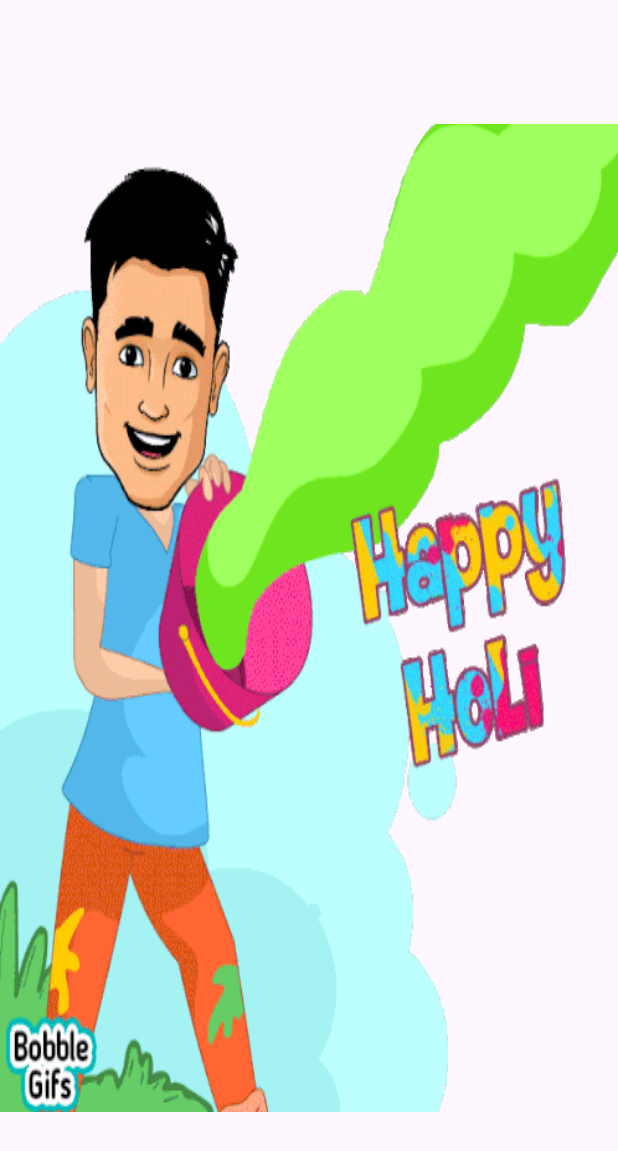
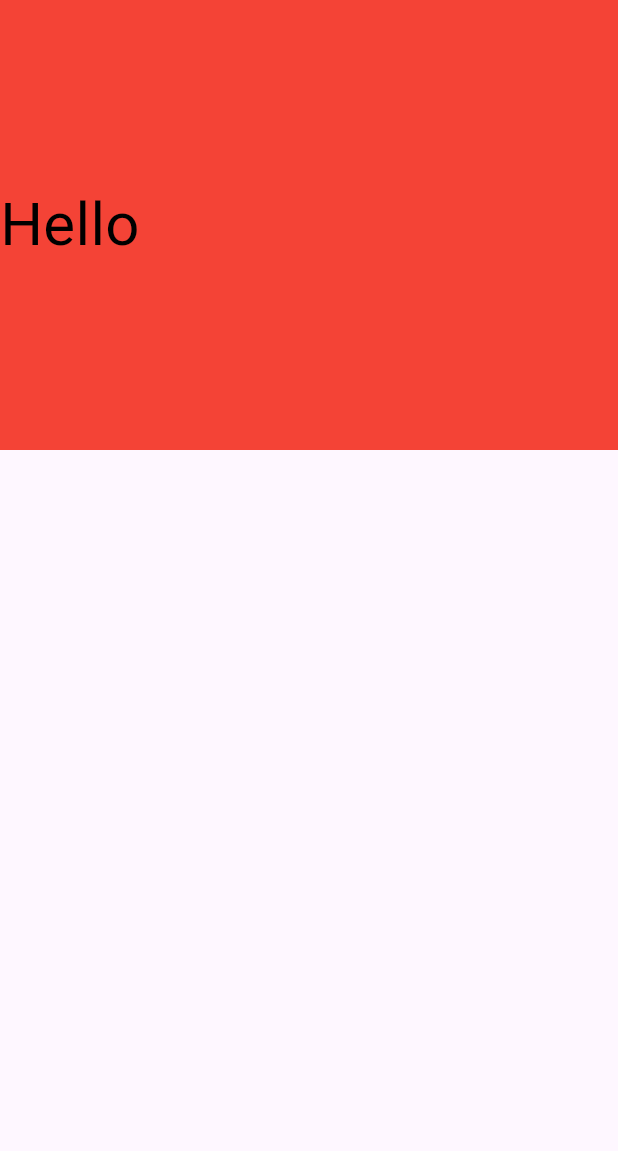
Before and after one commit to MauryaAayush/poster_app, a Flutter app: the screen it shows after launch, on a phone screen of 412 x 824 dp. Shown: the top 1151 px of the screen. Run offline on Flutter 3.47's test engine with Material 3 defaults, Android fonts, the light colour scheme and no system bars; our stand-ins replace google_fonts, image_gallery_saver; missing offline and left inert: flutter_hsvcolor_picker, share_extend.

Commit message:
Radhey Radhey

```diff
--- a/lib/main.dart
+++ b/lib/main.dart
@@ -2,6 +2,7 @@ import 'package:flutter/material.dart';
 import 'package:flutter/services.dart';
 import 'package:poster_app/views/Edit_Post/Edit_Post_Screen.dart';
 import 'package:poster_app/views/Edit_Template_Screen/Edit_Template_Screen.dart';
+import 'package:poster_app/views/History/History_Screen.dart';
 import 'package:poster_app/views/Home/Home_Screen.dart';
 import 'package:poster_app/views/splash_Screen.dart';
 
@@ -26,13 +27,14 @@ class MyApp extends StatelessWidget {
 
         useMaterial3: true,
       ),
-     initialRoute: '/',
+     initialRoute: '/five',
 
       routes: {
           '/' : (context) => const Splash_Screen(),
           '/second' : (context) => const Home_Screen(),
           '/third' : (context) => const Edit_POst_Screen(),
           '/four' : (context) => const edit_template_screen(),
+          '/five' : (context) => const History_Page(),
       },
     );
   }
--- a/lib/views/History/History_Screen.dart
+++ b/lib/views/History/History_Screen.dart
@@ -0,0 +1,26 @@
+import 'package:flutter/material.dart';
+
+class History_Page extends StatefulWidget {
+  const History_Page({super.key});
+
+  @override
+  State<History_Page> createState() => _History_PageState();
+}
+
+class _History_PageState extends State<History_Page> {
+  @override
+  Widget build(BuildContext context) {
+    return Scaffold(
+        body: Container(
+          height: 300,
+          color: Colors.red,
+          child: Row(
+
+            // crossAxisAlignment: CrossAxisAlignment.end,
+            children: [
+                        Text('Hello',style: TextStyle(color: Colors.black,fontSize: 40),)
+          ],),
+        ),
+    );
+  }
+}
```
